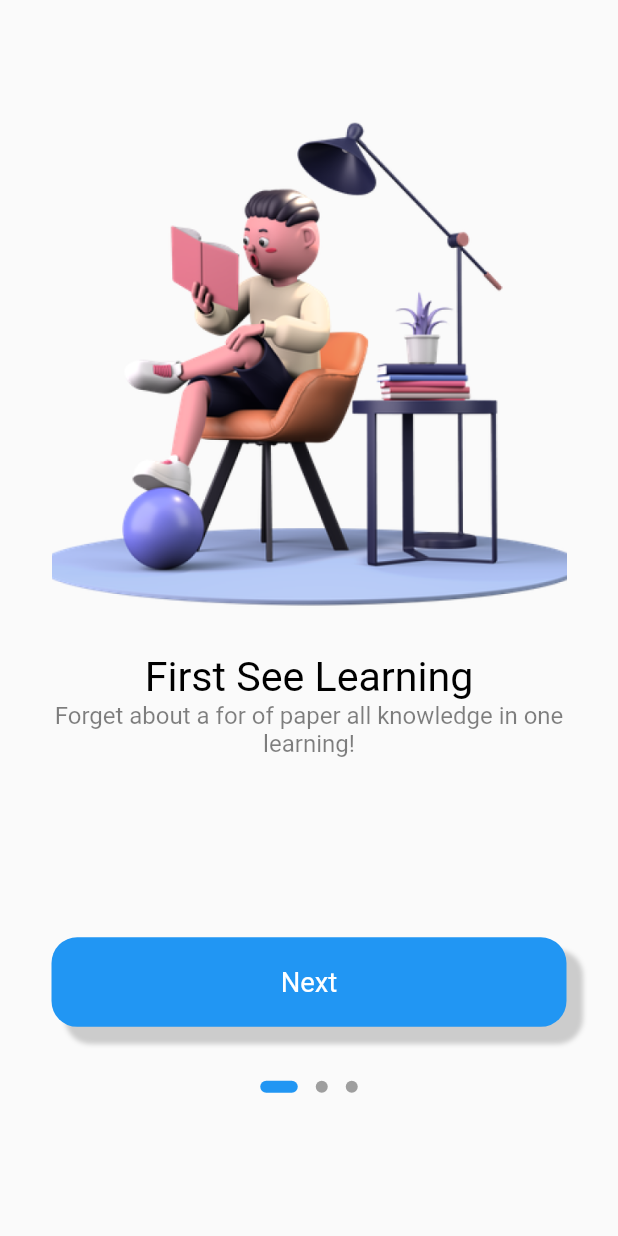
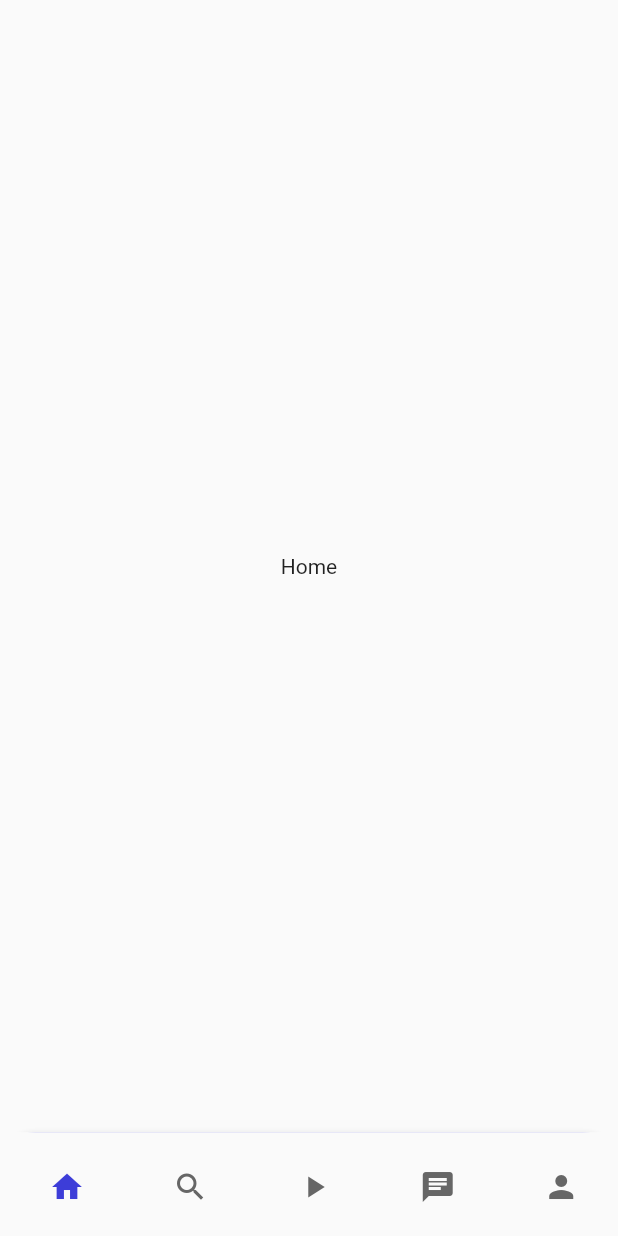
Before and after one commit to Piqri/ulearning_App, a Flutter app: the screen it shows after launch, on a phone screen of 412 x 824 dp. Run offline on Flutter 3.47's test engine with Material 2 defaults, Android fonts, the phone set to English and light mode, and no system bars; drawn by our look-alikes of dots_indicator; our stand-ins replace cloud_firestore, firebase_auth, firebase_core, flutter_bloc, flutter_screenutil, fluttertoast; accounts and stored records are empty.

Commit message:
bottom navigation bar

```diff
--- a/lib/main.dart
+++ b/lib/main.dart
@@ -6,6 +6,7 @@ import 'package:flutter_screenutil/flutter_screenutil.dart';
 // import 'package:ulearning_app/app_events.dart';
 // import 'package:ulearning_app/app_states.dart';
 import 'package:ulearning_app/common/values/colors.dart';
+import 'package:ulearning_app/pages/application/application_page.dart';
 import 'package:ulearning_app/pages/bloc_providers.dart';
 import 'package:ulearning_app/pages/register/register.dart';
 import 'package:ulearning_app/pages/sign_in/sign_in.dart';
@@ -35,7 +36,7 @@ class MyApp extends StatelessWidget {
               ),
             ),
           ),
-          home: const Welcome(),
+          home: const ApplicationPage(),
           routes: {
             // "/myHomePage": (context) => const MyHomePage(),
             "/signIn": (context) => const SignIn(),
--- /dev/null
+++ b/lib/pages/application/application_page.dart
@@ -0,0 +1,143 @@
+import 'package:flutter/material.dart';
+import 'package:flutter_screenutil/flutter_screenutil.dart';
+import 'package:ulearning_app/common/values/colors.dart';
+import 'package:ulearning_app/pages/application/widget/application_widget.dart';
+
+class ApplicationPage extends StatefulWidget {
+  const ApplicationPage({super.key});
+
+  @override
+  State<ApplicationPage> createState() => _ApplicationPageState();
+}
+
+class _ApplicationPageState extends State<ApplicationPage> {
+  int _index = 0;
+  @override
+  Widget build(BuildContext context) {
+    return Container(
+      color: Colors.amberAccent,
+      child: SafeArea(
+        child: Scaffold(
+            //membuat bottom navigation bar
+            body: buildPage(_index),
+            bottomNavigationBar: Container(
+              width: 375.w,
+              height: 58.h,
+              decoration: BoxDecoration(
+                color: AppColors.primaryElement,
+                borderRadius: BorderRadius.only(
+                  topLeft: Radius.circular(20.h),
+                  topRight: Radius.circular(20.h),
+                ),
+                boxShadow: [
+                  BoxShadow(
+                    color: Colors.grey.withOpacity(0.1),
+                    spreadRadius: 1,
+                    blurRadius: 1,
+                  ),
+                ],
+              ),
+              child: BottomNavigationBar(
+                currentIndex: _index,
+                //logic untuk pindah halaman sesuai index
+                onTap: (value) {
+                  //trigger UI
+                  setState(() {
+                    _index = value;
+                  });
+                  // print(_index);
+                },
+                elevation: 0,
+                type: BottomNavigationBarType.fixed,
+                showSelectedLabels: false,
+                showUnselectedLabels: false,
+                selectedItemColor: AppColors.primaryElement,
+                unselectedItemColor: AppColors.primaryFourElementText,
+                items: [
+                  BottomNavigationBarItem(
+                    label: "home",
+                    icon: SizedBox(
+                      width: 15.w,
+                      height: 15.h,
+                      child: const Icon(Icons.home,
+                          color: AppColors.primarySecondaryElementText),
+                      // child: Image.asset("name"),
+                    ),
+                    activeIcon: SizedBox(
+                      width: 15.w,
+                      height: 15.h,
+                      child: const Icon(Icons.home,
+                          color: AppColors.primaryElement),
+                    ),
+                  ),
+                  BottomNavigationBarItem(
+                    label: "search",
+                    icon: SizedBox(
+                      width: 15.w,
+                      height: 15.h,
+                      child: const Icon(Icons.search,
+                          color: AppColors.primarySecondaryElementText),
+                      // child: Image.asset("name"),
+                    ),
+                    activeIcon: SizedBox(
+                      width: 15.w,
+                      height: 15.h,
+                      child: const Icon(Icons.search,
+                          color: AppColors.primaryElement),
+                    ),
+                  ),
+                  BottomNavigationBarItem(
+                    label: "course",
+                    icon: SizedBox(
+                      width: 15.w,
+                      height: 15.h,
+                      child: const Icon(Icons.play_arrow,
+                          color: AppColors.primarySecondaryElementText),
+                      // child: Image.asset("name"),
+                    ),
+                    activeIcon: SizedBox(
+                      width: 15.w,
+                      height: 15.h,
+                      child: const Icon(Icons.play_arrow,
+                          color: AppColors.primaryElement),
+                    ),
+                  ),
+                  BottomNavigationBarItem(
+                    label: "chat",
+                    icon: SizedBox(
+                      width: 15.w,
+                      height: 15.h,
+                      child: const Icon(Icons.chat,
+                          color: AppColors.primarySecondaryElementText),
+                      // child: Image.asset("name"),
+                    ),
+                    activeIcon: SizedBox(
+                      width: 15.w,
+                      height: 15.h,
+                      child: const Icon(Icons.chat,
+                          color: AppColors.primaryElement),
+                    ),
+                  ),
+                  BottomNavigationBarItem(
+                    label: "profile",
+                    icon: SizedBox(
+                      width: 15.w,
+                      height: 15.h,
+                      child: const Icon(Icons.person_sharp,
+                          color: AppColors.primarySecondaryElementText),
+                      // child: Image.asset("name"),
+                    ),
+                    activeIcon: SizedBox(
+                      width: 15.w,
+                      height: 15.h,
+                      child: const Icon(Icons.person_sharp,
+                          color: AppColors.primaryElement),
+                    ),
+                  ),
+                ],
+              ),
+            )),
+      ),
+    );
+  }
+}
--- /dev/null
+++ b/lib/pages/application/widget/application_widget.dart
@@ -0,0 +1,13 @@
+import 'package:flutter/material.dart';
+
+Widget buildPage(int index) {
+  List<Widget> _widget = [
+    Center(child: Text("Home")),
+    Center(child: Text("Search")),
+    Center(child: Text("Course")),
+    Center(child: Text("Chat")),
+    Center(child: Text("Profile")),
+  ];
+
+  return _widget[index];
+}
```
